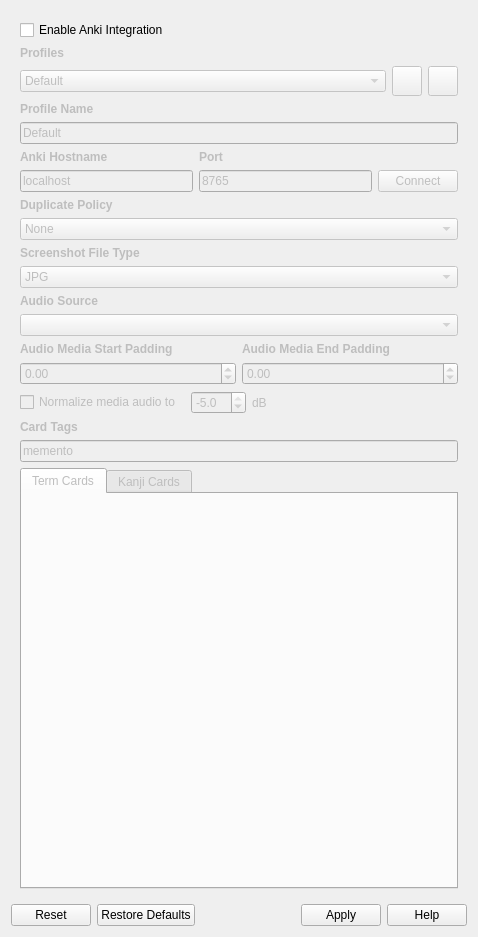
Qt form src/gui/widgets/settings/ankisettings.ui (ripose-jp/Memento) before a commit.
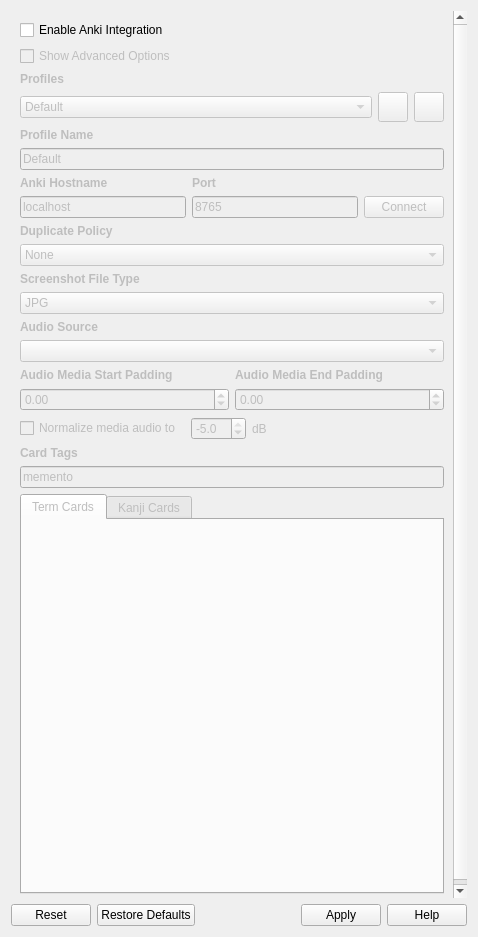
The same form after that commit. Custom widgets are drawn as their Qt base class.

Commit message:
ankisettings: hides more advanced options
Hides more advanced options under a "Show Adavanced Options" toggle.
This should make it easier to add more features to Anki Integration
Settings without worrying about cluttering up the UI.

```diff
--- a/src/gui/widgets/settings/ankisettings.ui
+++ b/src/gui/widgets/settings/ankisettings.ui
@@ -34,7 +34,7 @@
         <x>0</x>
         <y>0</y>
         <width>445</width>
-        <height>1056</height>
+        <height>1088</height>
        </rect>
       </property>
       <layout class="QVBoxLayout" name="verticalLayout_4">
@@ -72,12 +72,64 @@
           <property name="bottomMargin">
            <number>0</number>
           </property>
+          <item>
+           <widget class="QCheckBox" name="checkboxAdvanced">
+            <property name="text">
+             <string>Show Advanced Options</string>
+            </property>
+           </widget>
+          </item>
           <item>
            <layout class="QGridLayout" name="gridLayout">
             <property name="horizontalSpacing">
              <number>6</number>
             </property>
-            <item row="2" column="1">
+            <item row="3" column="3">
+             <widget class="QToolButton" name="buttonAdd">
+              <property name="enabled">
+               <bool>false</bool>
+              </property>
+              <property name="minimumSize">
+               <size>
+                <width>30</width>
+                <height>30</height>
+               </size>
+              </property>
+              <property name="font">
+               <font>
+                <weight>75</weight>
+                <bold>true</bold>
+               </font>
+              </property>
+              <property name="toolTip">
+               <string>Add a profile with the current settings and name in &quot;Profile Name&quot;.</string>
+              </property>
+             </widget>
+            </item>
+            <item row="3" column="2">
+             <widget class="QToolButton" name="buttonDelete">
+              <property name="enabled">
+               <bool>false</bool>
+              </property>
+              <property name="minimumSize">
+               <size>
+                <width>30</width>
+                <height>30</height>
+               </size>
+              </property>
+              <property name="font">
+               <font>
+                <weight>75</weight>
+                <bold>true</bold>
+               </font>
+              </property>
+              <property name="toolTip">
+               <string>Remove the current profile.
+Profile Default cannot be removed.</string>
+              </property>
+             </widget>
+            </item>
+            <item row="3" column="1">
              <widget class="ScrollComboBox" name="comboBoxProfile">
               <property name="toolTip">
                <string>The currently selected profile.</string>
@@ -95,52 +147,7 @@
               </item>
              </widget>
             </item>
-            <item row="2" column="2">
-             <widget class="QToolButton" name="buttonDelete">
-              <property name="enabled">
-               <bool>false</bool>
-              </property>
-              <property name="minimumSize">
-               <size>
-                <width>30</width>
-                <height>30</height>
-               </size>
-              </property>
-              <property name="font">
-               <font>
-                <weight>75</weight>
-                <bold>true</bold>
-               </font>
-              </property>
-              <property name="toolTip">
-               <string>Remove the current profile.
-Profile Default cannot be removed.</string>
-              </property>
-             </widget>
-            </item>
-            <item row="2" column="3">
-             <widget class="QToolButton" name="buttonAdd">
-              <property name="enabled">
-               <bool>false</bool>
-              </property>
-              <property name="minimumSize">
-               <size>
-                <width>30</width>
-                <height>30</height>
-               </size>
-              </property>
-              <property name="font">
-               <font>
-                <weight>75</weight>
-                <bold>true</bold>
-               </font>
-              </property>
-              <property name="toolTip">
-               <string>Add a profile with the current settings and name in &quot;Profile Name&quot;.</string>
-              </property>
-             </widget>
-            </item>
-            <item row="0" column="1">
+            <item row="1" column="1">
              <widget class="QLabel" name="labelProfile">
               <property name="font">
                <font>
@@ -263,6 +270,21 @@
            </layout>
           </item>
           <item>
+           <widget class="QWidget" name="widgetAdvanced" native="true">
+            <layout class="QVBoxLayout" name="verticalLayout_6">
+             <property name="leftMargin">
+              <number>0</number>
+             </property>
+             <property name="topMargin">
+              <number>0</number>
+             </property>
+             <property name="rightMargin">
+              <number>0</number>
+             </property>
+             <property name="bottomMargin">
+              <number>0</number>
+             </property>
+             <item>
            <widget class="QLabel" name="labelDuplicates">
             <property name="font">
              <font>
@@ -453,6 +475,9 @@
              </spacer>
             </item>
            </layout>
+             </item>
+            </layout>
+           </widget>
           </item>
           <item>
            <widget class="QLabel" name="labelTags">
```
Left out of the diff: 26 changed lines with no effect on the pictures. Lines whose indentation alone changed are shown as unchanged. The commit also changes 1 other file.
